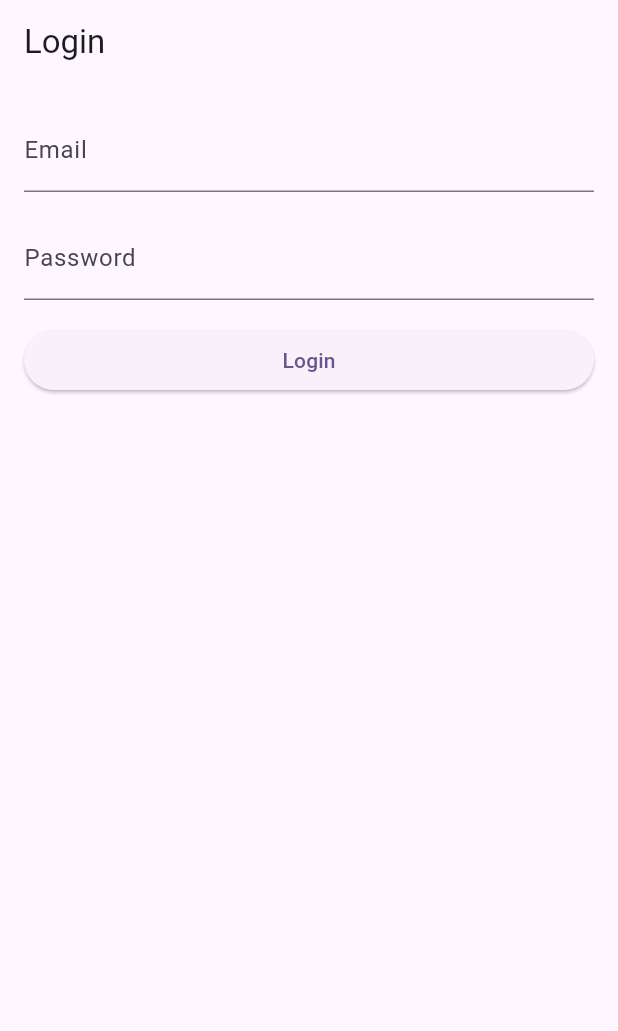
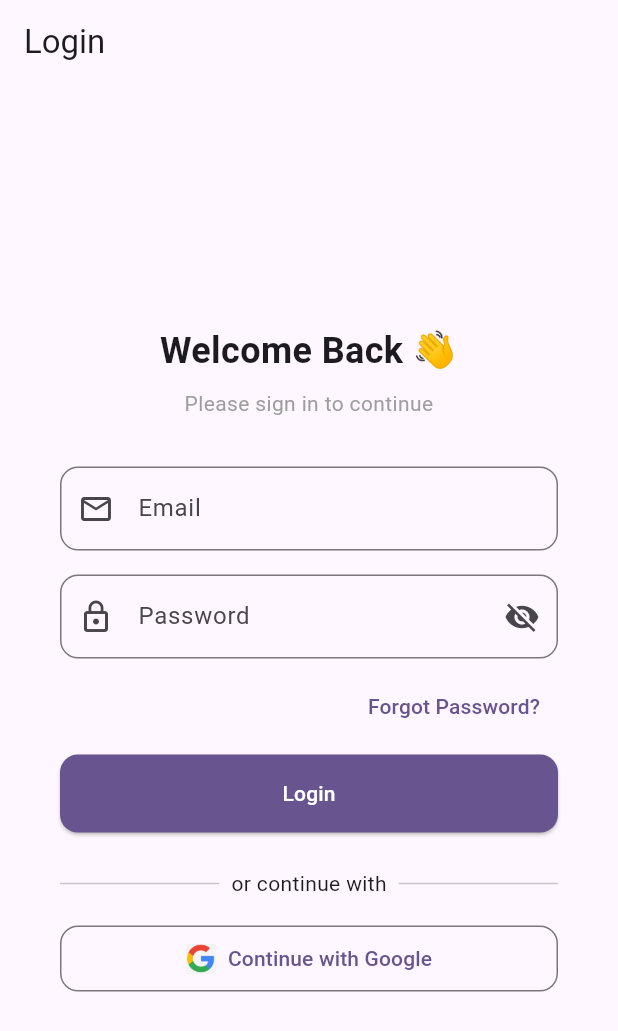
Before and after one commit to haftom-github/auther, a Flutter app: the screen it shows after launch, on a phone screen of 412 x 824 dp. Shown: the top 1031 px of the screen. Run offline on Flutter 3.47's test engine with Material 3 defaults, Android fonts, the phone set to English and light mode, and no system bars; our stand-ins replace bloc, equatable, flutter_bloc, formz; statements that could not run were skipped.

Commit message:
feat: with errors

```diff
--- a/lib/features/auth/presentation/bloc/auth_bloc/auth_bloc.dart
+++ b/lib/features/auth/presentation/bloc/auth_bloc/auth_bloc.dart
@@ -19,8 +19,8 @@ class AuthBloc extends Bloc<AuthEvent, AuthState> {
     try {
       emit(state.copyWith(status: AuthStatus.unknown));
 
-      await Future.delayed(const Duration(seconds: 3));
-      if (event.email == 'test@example.com' && event.password == '123456') {
+      // await Future.delayed(const Duration(seconds: 3));
+      if (event.email == 'test@example.com' && event.password == '12345678') {
         emit(state.copyWith(
           status: AuthStatus.authenticated,
           token: 'dummy token',
--- a/lib/features/auth/presentation/bloc/login_bloc/login_event.dart
+++ b/lib/features/auth/presentation/bloc/login_bloc/login_event.dart
@@ -25,4 +25,9 @@ class LoginPasswordChanged extends LoginEvent {
   List<Object> get props => [password];
 }
 
-class LoginSubmitted extends LoginEvent {}
+class LoginRequested extends LoginEvent {
+  final LoginScheme scheme;
+  const LoginSubmitted(this.scheme);
+}
+
+enum LoginScheme { google, facebook, twitter, password }
--- a/lib/features/auth/presentation/widgets/login_form.dart
+++ b/lib/features/auth/presentation/widgets/login_form.dart
@@ -6,71 +6,138 @@ import 'package:formz/formz.dart';
 
 import '../../domain/value_objects/password.dart';
 
-class LoginForm extends StatelessWidget {
+class LoginForm extends StatefulWidget {
   const LoginForm({super.key});
 
   @override
-  Widget build(context) {
+  State<LoginForm> createState() => _LoginFormState();
+}
+
+class _LoginFormState extends State<LoginForm> {
+  bool _obscurePassword = true;
+
+  @override
+  Widget build(BuildContext context) {
     return BlocConsumer<LoginBloc, LoginState>(
       listener: (ctx, state) {
         if (state.status == FormzSubmissionStatus.failure) {
           ScaffoldMessenger.of(ctx)
             ..hideCurrentSnackBar()
             ..showSnackBar(
-                  SnackBar(content: Text(state.error ?? "login failed")),);
+              SnackBar(content: Text(state.error ?? "Login failed")),
+            );
         }
       },
       builder: (ctx, state) {
-          return Form(
+        return Center(
+          child: SingleChildScrollView(
+            padding: const EdgeInsets.symmetric(horizontal: 24.0, vertical: 48.0),
+            child: Form(
               child: Column(
+                crossAxisAlignment: CrossAxisAlignment.stretch,
                 children: [
+                  const Text(
+                    'Welcome Back 👋',
+                    style: TextStyle(fontSize: 24, fontWeight: FontWeight.bold),
+                    textAlign: TextAlign.center,
+                  ),
+                  const SizedBox(height: 8),
+                  const Text(
+                    'Please sign in to continue',
+                    textAlign: TextAlign.center,
+                    style: TextStyle(color: Colors.grey),
+                  ),
+                  const SizedBox(height: 32),
                   TextFormField(
-                  decoration: const InputDecoration(
+                    decoration: InputDecoration(
                       labelText: 'Email',
                       hintText: 'email@example.com',
+                      border: OutlineInputBorder(borderRadius: BorderRadius.circular(12)),
+                      prefixIcon: const Icon(Icons.email_outlined),
                     ),
                     keyboardType: TextInputType.emailAddress,
-                  onChanged: (value) {
-                    ctx.read<LoginBloc>().add(LoginEmailChanged(value));
+                    onChanged: (value) => ctx.read<LoginBloc>().add(LoginEmailChanged(value)),
+                    autovalidateMode: AutovalidateMode.onUserInteraction,
+                    validator: (_) => state.email.error == EmailValidationError.invalid ? 'Invalid email' : null,
+                  ),
+                  const SizedBox(height: 16),
+                  TextFormField(
+                    decoration: InputDecoration(
+                      labelText: 'Password',
+                      border: OutlineInputBorder(borderRadius: BorderRadius.circular(12)),
+                      prefixIcon: const Icon(Icons.lock_outline),
+                      suffixIcon: IconButton(
+                        icon: Icon(_obscurePassword ? Icons.visibility_off : Icons.visibility),
+                        onPressed: () => setState(() => _obscurePassword = !_obscurePassword),
+                      ),
+                    ),
+                    obscureText: _obscurePassword,
+                    onChanged: (value) => ctx.read<LoginBloc>().add(LoginPasswordChanged(value)),
+                    autovalidateMode: AutovalidateMode.onUserInteraction,
+                    validator: (_) => state.password.error == PasswordValidationError.invalid ? 'Invalid password' : null,
+                  ),
+                  const SizedBox(height: 8),
+                  Align(
+                    alignment: Alignment.centerRight,
+                    child: TextButton(
+                      onPressed: () {
+                        // TODO: Implement forgot password
                       },
-                  autovalidateMode: AutovalidateMode.onUserInteraction,
-                  validator: (_) =>
-                    state.email.error == EmailValidationError.invalid
-                    ? 'invalid email' : null,
+                      child: const Text('Forgot Password?'),
                     ),
-                const SizedBox(height: 16,),
-                TextFormField(
-                  decoration: const InputDecoration(
-                    labelText: 'Password',
                   ),
-                  obscureText: true,
-                  onChanged: (value) {
-                    ctx.read<LoginBloc>().add(LoginPasswordChanged(value));
-                  },
-                  autovalidateMode: AutovalidateMode.onUserInteraction,
-                  validator: (_) {
-                      return state.password.error == PasswordValidationError.invalid
-                      ? 'invalid password' : null;
-                  },
-
-                ),
-                const SizedBox(height: 16,),
-                SizedBox(
-                  width: double.infinity,
-                  child: ElevatedButton(
+                  const SizedBox(height: 8),
+                  ElevatedButton(
                     style: ElevatedButton.styleFrom(
+                      padding: const EdgeInsets.symmetric(vertical: 16),
+                      shape: RoundedRectangleBorder(borderRadius: BorderRadius.circular(12)),
+                      backgroundColor: Theme.of(context).colorScheme.primary,
+                      foregroundColor: Theme.of(context).colorScheme.onPrimary,
                       animationDuration: Duration.zero,
                     ),
-                      onPressed: state.status.isInProgress ? null : (){ctx.read<LoginBloc>().add(LoginSubmitted());},
+                    onPressed: state.status.isInProgress
+                        ? null
+                        : () => ctx.read<LoginBloc>().add(LoginSubmitted()),
                     child: state.status.isInProgress
-                          ? const Text('Logging in...')
-                          : const Text('Login')
+                        ? SizedBox(
+                      height: 20,
+                      width: 20,
+                      child: CircularProgressIndicator(strokeWidth: 2, color: Theme.of(context).colorScheme.primary),
                     )
-                )
+                        : const Text('Login'),
+                  ),
+                  const SizedBox(height: 24),
+                  const Row(
+                    children: [
+                      Expanded(child: Divider()),
+                      Padding(
+                        padding: EdgeInsets.symmetric(horizontal: 8.0),
+                        child: Text('or continue with'),
+                      ),
+                      Expanded(child: Divider()),
                     ],
-            )
+                  ),
+                  const SizedBox(height: 16),
+                  OutlinedButton.icon(
+                    style: OutlinedButton.styleFrom(
+                      padding: const EdgeInsets.symmetric(vertical: 12),
+                      shape: RoundedRectangleBorder(borderRadius: BorderRadius.circular(12)),
+                    ),
+                    icon: Image.asset(
+                      'assets/images/icons/google-logo-icon.png', // add a small Google icon to assets
+                      height: 20,
+                    ),
+                    label: const Text('Continue with Google'),
+                    onPressed: () {
+                      // TODO: Trigger Google OAuth logic
+                    },
+                  ),
+                ],
+              ),
+            ),
+          ),
         );
-        }
+      },
     );
   }
 }
--- a/pubspec.yaml
+++ b/pubspec.yaml
@@ -62,9 +62,8 @@ flutter:
   uses-material-design: true
 
   # To add assets to your application, add an assets section, like this:
-  # assets:
-  #   - images/a_dot_burr.jpeg
-  #   - images/a_dot_ham.jpeg
+  assets:
+    - assets/images/icons/google-logo-icon.png
 
   # An image asset can refer to one or more resolution-specific "variants", see
   # https://flutter.dev/to/resolution-aware-images
```
Also changed, not shown: assets/images/icons/google-logo-icon.png (added). Lines whose indentation alone changed are shown as unchanged.
